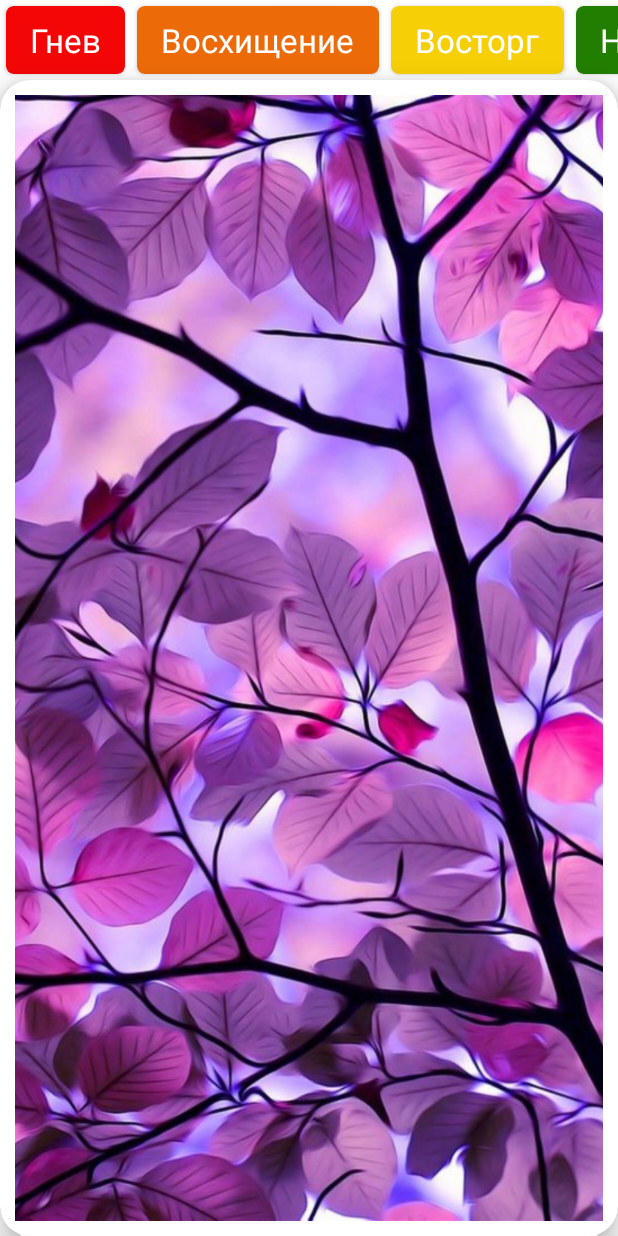
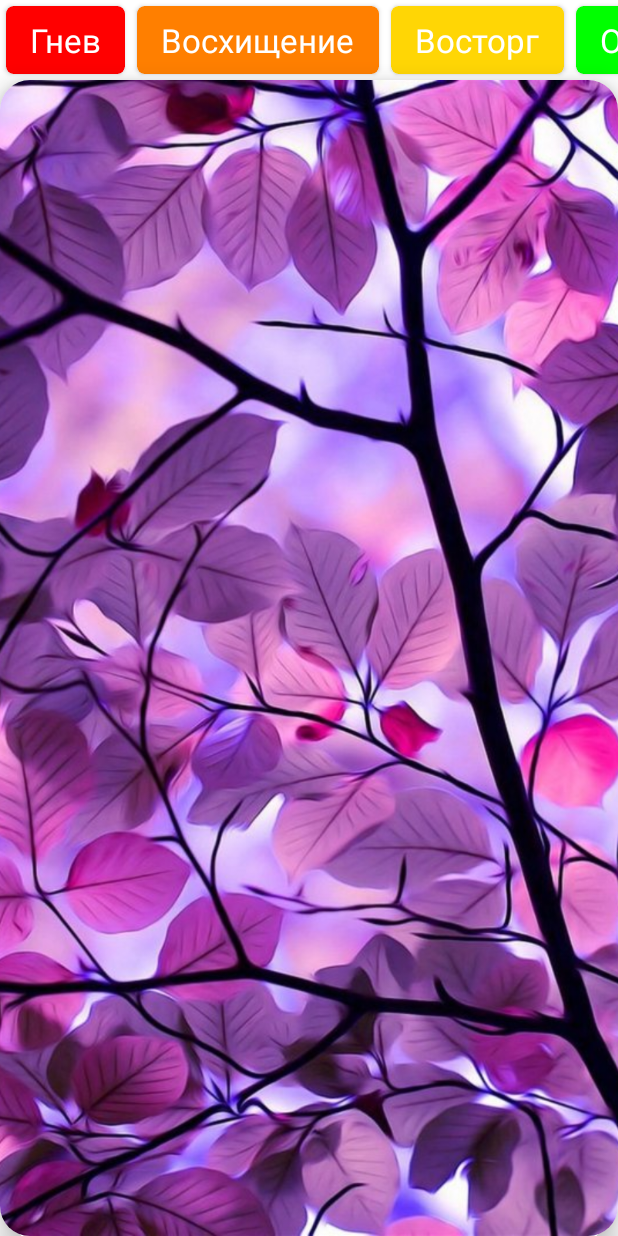
Before and after one commit to kosstyango/StatusGenerator, an Android app: the screen it shows after launch (MainActivity), on a phone screen of 412 x 824 dp. Run offline under Robolectric (Android 15) with nearby library versions, the phone set to English and light mode, and no system bars; our stand-ins replace AdMob; pictures from the network do not load; 3 statements that could not run were skipped.

Commit message:
50% status are made

```diff
--- a/app/src/main/java/com/example/bestfitnessapp/MainActivity.kt
+++ b/app/src/main/java/com/example/bestfitnessapp/MainActivity.kt
@@ -3,23 +3,23 @@ package com.example.bestfitnessapp
 import androidx.appcompat.app.AppCompatActivity
 import android.os.Bundle
 import android.os.CountDownTimer
-import android.widget.LinearLayout
-import android.widget.Toast
 import androidx.recyclerview.widget.LinearLayoutManager
 import com.example.bestfitnessapp.adapters.CategoryAdapter
 import com.example.bestfitnessapp.adapters.ContentManager
 import com.example.bestfitnessapp.adapters.MainConst
+import com.example.bestfitnessapp.adapters.MainConst.imageList
 import com.example.bestfitnessapp.databinding.ActivityMainBinding
 import com.google.android.gms.ads.*
 import com.google.android.gms.ads.interstitial.InterstitialAd
 import com.google.android.gms.ads.interstitial.InterstitialAdLoadCallback
-import java.util.*
+import kotlin.random.Random
 
-class MainActivity : AppCompatActivity() {
+class MainActivity : AppCompatActivity(), CategoryAdapter.Listener {
     private lateinit var bindingA : ActivityMainBinding
     private var adapter : CategoryAdapter? = null
     private var interAd: InterstitialAd? = null
     private var timerA: CountDownTimer? = null
+    private var posM: Int = 0
 
     override fun onCreate(savedInstanceState: Bundle?) {
         super.onCreate(savedInstanceState)
@@ -30,17 +30,17 @@ class MainActivity : AppCompatActivity() {
         }
         initAdMod()
         initRcView()
-        bindingA.imageBg.setOnClickListener(){
-            getResult()
-        }
+//        bindingA.imageBg.setOnClickListener(){
+//            getResult()
+//        }
     }
     private fun initRcView() = with(bindingA) {
-        adapter = CategoryAdapter()
+        adapter = CategoryAdapter(this@MainActivity)
         rcViewCat.layoutManager = LinearLayoutManager(this@MainActivity,
             LinearLayoutManager.HORIZONTAL,
             false)
         rcViewCat.adapter = adapter
-        adapter?.submitList(ContentManager.list)
+        adapter?.submitList(ContentManager.emogyList)
     }
 
     override fun onResume() {
@@ -59,30 +59,32 @@ class MainActivity : AppCompatActivity() {
         bindingA.adView.destroy()
     }
 
-    private fun getResult() {
-        var counter = (Math.random() * (12)).toInt()
+    private fun getResult() = with(bindingA){ //перебор картинок
+        tvMessage.text = null //обнуляем верхний экран
+        tvMessage.setBackgroundColor(0x00000000) //никакой
+        tvName.text = null //обнуляем нижний экран
+        tvName.setBackgroundColor(0x00000000) //никакой
+
         timerA?.cancel()
         timerA = object : CountDownTimer(5000, 200){
             override fun onTick(p0: Long) {
-                counter++
-                if (counter>12) counter=0 // не более 13, т.к. картинок всего 13
-                bindingA.imageBg.setImageResource(MainConst.imageList[counter])
+                bindingA.imageBg.setImageResource(imageList[Random.nextInt(12)])
             }
 
             override fun onFinish() {
-
+                getMessage()
             }
 
         }.start()
     }
 
-    private fun initAdMod(){
+    private fun initAdMod(){ //запускаем баннерную рекламу
         MobileAds.initialize(this)
         val adRequest = AdRequest.Builder().build()
         bindingA.adView.loadAd(adRequest)
     }
 
-    private fun loadInterAd(){
+    private fun loadInterAd(){ //загружаем межстраничную рекламу
         val adRequest = AdRequest.Builder().build()
         InterstitialAd.load(this, "ca-app-pub-3940256099942544/1033173712", adRequest,
             object : InterstitialAdLoadCallback(){
@@ -95,7 +97,7 @@ class MainActivity : AppCompatActivity() {
                 }
         })
     }
-    private fun showInterAd(){
+    private fun showInterAd(){ //показываем межстраничную рекламу
         if (interAd != null) {//если рекламный объект НЕ равен нулю
             interAd?.fullScreenContentCallback =
                 object : FullScreenContentCallback(){
@@ -121,8 +123,22 @@ class MainActivity : AppCompatActivity() {
             showContent() //пускаем пользователя к пост-рекламному контенту
         }
     }
-
+    private fun getMessage() = with(bindingA){
+        val currentArray = resources.getStringArray(MainConst.emotionsList[posM]) //достаем из памяти массив строк под номером posM
+        val message = currentArray[Random.nextInt(currentArray.size)] //выбираем случайную строку из массива
+        val messageList = message.split("~") //делим строку на части по знаку "~"
+        tvMessage.text = messageList[0] //первую часть отправляем на верхний экран
+        tvMessage.setBackgroundColor(0x40808080.toInt()) //очень прозрачный серый
+        tvName.text = messageList[1] //вторую часть - на нижний экран
+        tvName.setBackgroundColor(0x60FF0000.toInt()) //сильно-прозрачный красный
+        imageBg.setImageResource((MainConst.imageList[Random.nextInt(12)])) //берём случайную картинку
+}
     private fun showContent(){ //имитация запуска контента после просмотра рекламы
         //Toast.makeText(this, "Запуск контента", Toast.LENGTH_LONG).show()
     }
+
+    override fun onClick(pos: Int) {
+        posM = pos
+        getResult()
+    }
 }
--- a/app/src/main/java/com/example/bestfitnessapp/SplashActivity.kt
+++ b/app/src/main/java/com/example/bestfitnessapp/SplashActivity.kt
@@ -5,7 +5,6 @@ import android.content.Intent
 import androidx.appcompat.app.AppCompatActivity
 import android.os.Bundle
 import android.os.CountDownTimer
-import android.widget.Toast
 
 @SuppressLint("CustomSplashScreen")
 class SplashActivity : AppCompatActivity() {
--- a/app/src/main/java/com/example/bestfitnessapp/adapters/CategoryAdapter.kt
+++ b/app/src/main/java/com/example/bestfitnessapp/adapters/CategoryAdapter.kt
@@ -12,14 +12,15 @@ import com.example.bestfitnessapp.R
 import com.example.bestfitnessapp.databinding.CategoryItemBinding
 
 
-class CategoryAdapter : ListAdapter<String, CategoryAdapter.Holder>(Comporator()) {
+class CategoryAdapter(var listener: Listener) : ListAdapter<String, CategoryAdapter.Holder>(Comporator()) {
 
     class Holder (view: View) : RecyclerView.ViewHolder(view){
-        val binding = CategoryItemBinding.bind(view)
-            fun setData(text:String) = with(binding){
+        private val binding = CategoryItemBinding.bind(view)
+            fun setData(text:String, listener: Listener) = with(binding){
                 tvCatTitle.text = text
                 cardViewCat.backgroundTintList =
                     ColorStateList.valueOf(Color.parseColor(ContentManager.colorList[adapterPosition]))
+                itemView.setOnClickListener{listener.onClick(adapterPosition)}
             }
     }
 
@@ -31,7 +32,6 @@ class CategoryAdapter : ListAdapter<String, CategoryAdapter.Holder>(Comporator()
         override fun areContentsTheSame(oldItem: String, newItem: String): Boolean {
             return oldItem == newItem
         }
-
     }
 
     override fun onCreateViewHolder(parent: ViewGroup, viewType: Int): Holder {
@@ -40,6 +40,9 @@ class CategoryAdapter : ListAdapter<String, CategoryAdapter.Holder>(Comporator()
     }
 
     override fun onBindViewHolder(holder: Holder, position: Int) {
-        holder.setData(getItem(position))
+        holder.setData(getItem(position), listener)
+    }
+    interface Listener{
+        fun onClick (pos: Int)
     }
 }
--- a/app/src/main/java/com/example/bestfitnessapp/adapters/ContentManager.kt
+++ b/app/src/main/java/com/example/bestfitnessapp/adapters/ContentManager.kt
@@ -1,24 +1,22 @@
 package com.example.bestfitnessapp.adapters
 
 object ContentManager { //эмоции
-    val list = arrayListOf(
+    val emogyList = arrayListOf(
         "Гнев",
         "Восхищение",
         "Восторг",
-        "Настороженность",
+        "Осторожность",
         "Изумление",
         "Отвращение",
         "Ужас",
-        "Горе",
-    )
-    val colorList = arrayListOf(
-        "#F40606", //красный
-        "#ED6A08", //оранжевый
-        "#F6CF06", //желтый
-        "#227E01", //зелёный
-        "#0333E3", //голубой
-        "#011560", //синий
-        "#4A148C", //фиолетовый
-        "#000000" //чёрный
-    )
+        "Горе")
+    val colorList = arrayListOf( //цвета
+        "#FF0000", //красный
+        "#FF7F00", //оранжевый
+        "#FFD605", //желтый
+        "#00FF00", //зелёный
+        "#0000FF", //синий
+        "#4B0082", //индиго
+        "#9400D3", //фиолетовый
+        "#000000") //чёрный
 }
--- a/app/src/main/java/com/example/bestfitnessapp/adapters/MainConst.kt
+++ b/app/src/main/java/com/example/bestfitnessapp/adapters/MainConst.kt
@@ -18,4 +18,10 @@ object MainConst {
         R.drawable.tropicalretreat,
         R.drawable.windsurfer
     )
+    val emotionsList = listOf(
+        R.array.anger,
+        R.array.admiration,
+        R.array.delight,
+        R.array.alertness
+    )
 }
--- a/app/src/main/res/layout/activity_main.xml
+++ b/app/src/main/res/layout/activity_main.xml
@@ -4,13 +4,14 @@
     xmlns:tools="http://schemas.android.com/tools"
     android:layout_width="match_parent"
     android:layout_height="match_parent"
+    android:background="#FFFFFF"
     tools:context=".MainActivity">
 
     <com.google.android.gms.ads.AdView
         android:id="@+id/adView"
         android:layout_width="wrap_content"
         android:layout_height="wrap_content"
-        app:adSize="BANNER"
+        app:adSize="LARGE_BANNER"
         app:adUnitId="ca-app-pub-3940256099942544/6300978111"
         app:layout_constraintBottom_toBottomOf="parent"
         app:layout_constraintEnd_toEndOf="parent"
@@ -36,13 +37,65 @@
         app:layout_constraintStart_toStartOf="parent"
         app:layout_constraintTop_toBottomOf="@+id/rcViewCat">
 
-        <ImageView
-            android:id="@+id/imageBg"
-            android:layout_width="wrap_content"
-            android:layout_height="wrap_content"
-            android:layout_margin="10dp"
-            android:scaleType="centerCrop"
-            app:srcCompat="@drawable/fiolet" />
+        <androidx.constraintlayout.widget.ConstraintLayout
+            android:layout_width="match_parent"
+            android:layout_height="match_parent">
+
+            <ImageView
+                android:id="@+id/imageBg"
+                android:layout_width="0dp"
+                android:layout_height="0dp"
+                android:scaleType="centerCrop"
+                app:layout_constraintBottom_toBottomOf="parent"
+                app:layout_constraintEnd_toEndOf="parent"
+                app:layout_constraintHorizontal_bias="1.0"
+                app:layout_constraintStart_toStartOf="parent"
+                app:layout_constraintTop_toTopOf="parent"
+                app:layout_constraintVertical_bias="0.0"
+                app:srcCompat="@drawable/fiolet" />
+
+            <TextView
+                android:id="@+id/tvMessage"
+                android:layout_width="0dp"
+                android:layout_height="0dp"
+                android:background="#000000FF"
+                android:gravity="center"
+                android:padding="30dp"
+                android:textColor="#FFFFFF"
+                app:autoSizeTextType="uniform"
+                app:layout_constraintBottom_toTopOf="@+id/tvName"
+                app:layout_constraintEnd_toEndOf="@+id/imageBg"
+                app:layout_constraintHorizontal_bias="0.0"
+                app:layout_constraintStart_toStartOf="@+id/imageBg"
+                app:layout_constraintTop_toTopOf="@+id/imageBg"
+                app:layout_constraintVertical_bias="1.0" />
+
+            <TextView
+                android:id="@+id/tvName"
+                android:layout_width="0dp"
+                android:layout_height="0dp"
+                android:background="#000000FF"
+                android:gravity="center"
+                android:padding="10dp"
+                android:textColor="#FFFFFF"
+                app:autoSizeTextType="uniform"
+                app:layout_constraintBottom_toBottomOf="@+id/imageBg"
+                app:layout_constraintEnd_toEndOf="@+id/imageBg"
+                app:layout_constraintStart_toStartOf="@+id/imageBg"
+                app:layout_constraintTop_toTopOf="@+id/guideline" />
+
+            <androidx.constraintlayout.widget.Guideline
+                android:id="@+id/guideline"
+                android:layout_width="0dp"
+                android:layout_height="0dp"
+                android:foregroundGravity="center"
+                android:orientation="horizontal"
+                app:layout_constraintBottom_toBottomOf="parent"
+                app:layout_constraintGuide_begin="500dp"
+                app:layout_constraintTop_toTopOf="parent" />
+
+        </androidx.constraintlayout.widget.ConstraintLayout>
+
     </androidx.cardview.widget.CardView>
 
 </androidx.constraintlayout.widget.ConstraintLayout>
--- a/app/src/main/res/values/strings.xml
+++ b/app/src/main/res/values/strings.xml
@@ -1,4 +1,3 @@
 <resources>
     <string name="app_name">BestFitnessApp</string>
-    <string name="fitness">PictureDescription</string>
 </resources>
```
Also changed, not shown: app/src/main/res/values/admirationArray.xml (added, +20 -0 lines), app/src/main/res/values/alertnessArray.xml (added, +23 -0 lines), app/src/main/res/values/angerArray.xml (added, +35 -0 lines), app/src/main/res/values/delightArray.xml (added, +21 -0 lines).
